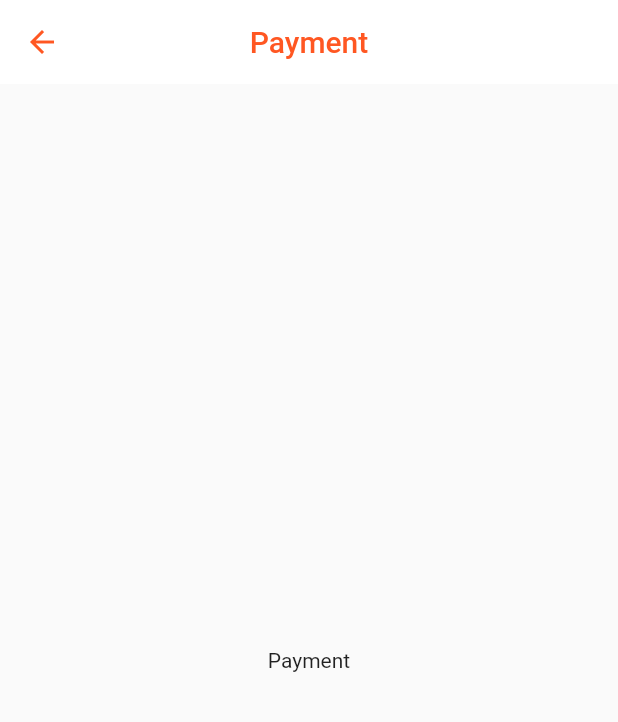
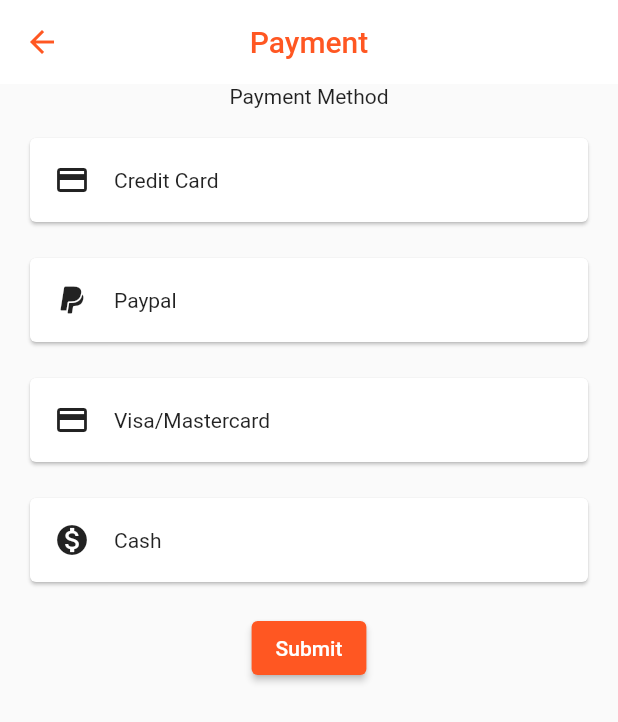
Before and after one commit to subash9860/llc_cargo_app, a Flutter app: the PaymentScreen screen opened directly, on a phone screen of 412 x 824 dp. Shown: the top 722 px of the screen. Run offline on Flutter 3.47's test engine with Material 2 defaults, Android fonts, the light colour scheme and no system bars; our stand-ins replace carousel_slider, cloud_firestore, firebase_auth, firebase_core, flutter_map, fluttertoast and 3 more; accounts and stored records are empty.

Commit message:
payment and comfirmation ui added

```diff
--- a/lib/Screen/payment_screen.dart
+++ b/lib/Screen/payment_screen.dart
@@ -1,4 +1,5 @@
 import 'package:flutter/material.dart';
+import 'package:llc/Screen/confirmation_screen.dart';
 
 class PaymentScreen extends StatelessWidget {
   const PaymentScreen({Key? key}) : super(key: key);
@@ -10,8 +11,89 @@ class PaymentScreen extends StatelessWidget {
         elevation: 0,
         title: const Text('Payment'),
       ),
-      body: const Center(
-        child: Text('Payment'),
+      body: Container(
+        padding: const EdgeInsets.symmetric(horizontal: 16),
+        child: Column(
+          children: [
+            const Text('Payment Method'),
+            const SizedBox(height: 16),
+            InkWell(
+              onTap: () {},
+              child: Card(
+                child: Padding(
+                  padding: const EdgeInsets.all(16),
+                  child: Row(
+                    children: [
+                      const Icon(Icons.credit_card),
+                      const SizedBox(width: 16),
+                      const Text('Credit Card'),
+                    ],
+                  ),
+                ),
+              ),
+            ),
+            const SizedBox(height: 16),
+            // add payment method
+            InkWell(
+              onTap: () {},
+              child: Card(
+                child: Padding(
+                  padding: const EdgeInsets.all(16),
+                  child: Row(
+                    children: [
+                      const Icon(Icons.paypal),
+                      const SizedBox(width: 16),
+                      const Text('Paypal'),
+                    ],
+                  ),
+                ),
+              ),
+            ),
+            const SizedBox(height: 16),
+            // add visa
+            InkWell(
+              onTap: () {},
+              child: Card(
+                child: Padding(
+                  padding: const EdgeInsets.all(16),
+                  child: Row(
+                    children: const [
+                      Icon(Icons.payment),
+                      SizedBox(width: 16),
+                      Text('Visa/Mastercard'),
+                    ],
+                  ),
+                ),
+              ),
+            ),
+            const SizedBox(height: 16),
+            // add cash
+            InkWell(
+              onTap: () {},
+              child: Card(
+                child: Padding(
+                  padding: const EdgeInsets.all(16),
+                  child: Row(
+                    children: const [
+                      Icon(Icons.monetization_on),
+                      SizedBox(width: 16),
+                      Text('Cash'),
+                    ],
+                  ),
+                ),
+              ),
+            ),
+            // continue button
+            const SizedBox(height: 16),
+            ElevatedButton(
+              onPressed: () {
+                Navigator.of(context).push(
+                    MaterialPageRoute(builder: (context) => const ConfirmationScreen()));
+              },
+              child: const Text('Submit'),
+            ),
+          ],
+        ),
       ),
     );
   }
```
Also changed, not shown: lib/Screen/confirmation_screen.dart (added, +73 -0 lines).
